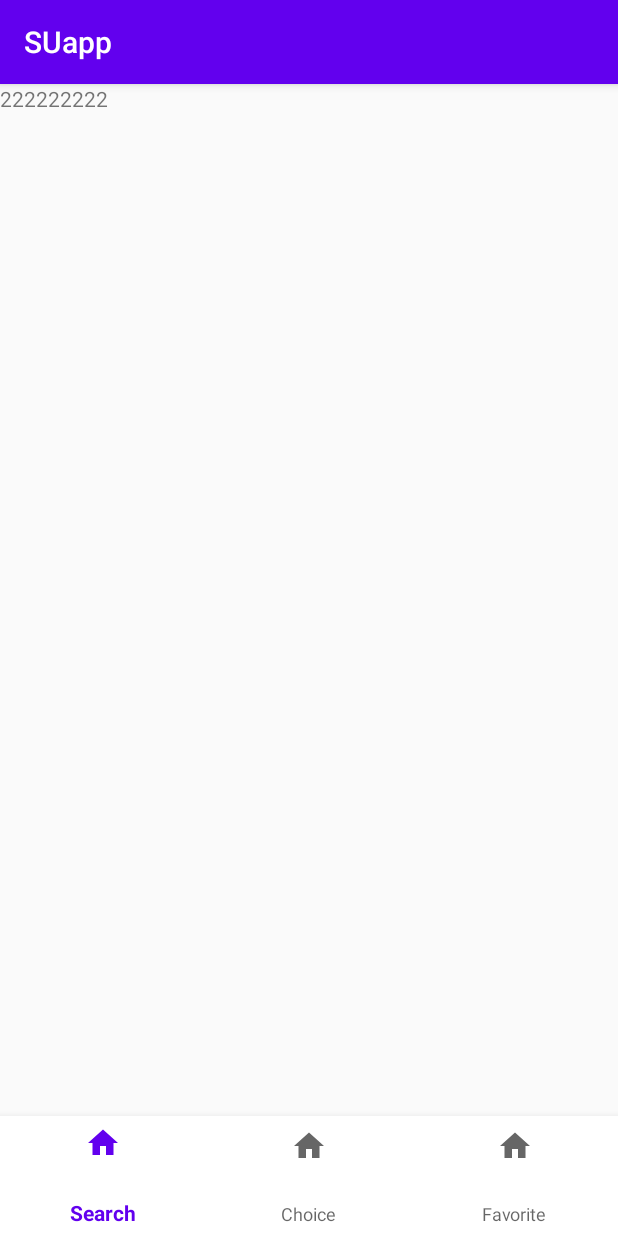
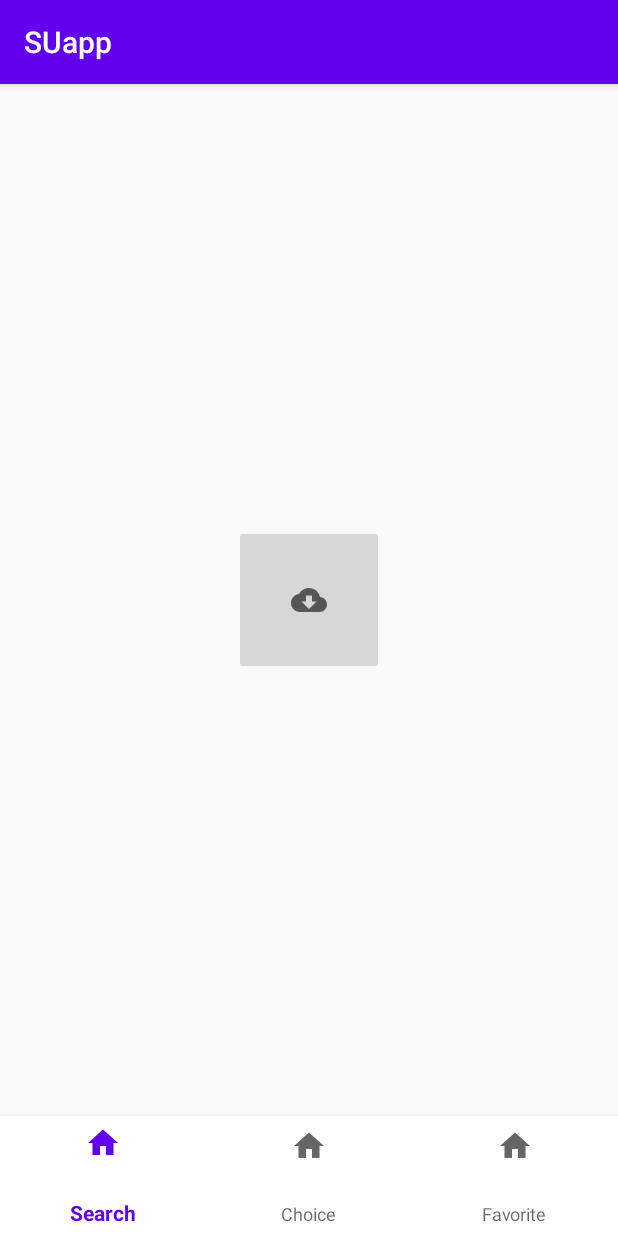
Before and after one commit to chanhee0218/SmartApp, an Android app: the fragment SecondFragment placed in its activity, on a phone screen of 412 x 824 dp. Run offline under Robolectric (Android 15) with nearby library versions, the phone set to English and light mode, and no system bars; libraries missing offline, so code that uses them is left out: com.yongbeam.y_photopicker, gun0912.tedbottompicker.

Commit message:
5th commit

```diff
--- a/app/build.gradle
+++ b/app/build.gradle
@@ -30,6 +30,7 @@
     implementation 'androidx.legacy:legacy-support-v4:1.0.0'
     implementation 'gun0912.ted:tedbottompicker:1.0.4'
     implementation 'com.github.yongbeam:Android-Y-PhotoPicker:1.0.0'
+    implementation 'com.squareup.retrofit2:retrofit:2.4.0'
     testImplementation 'junit:junit:4.12'
     androidTestImplementation 'androidx.test.ext:junit:1.1.2'
     androidTestImplementation 'androidx.test.espresso:espresso-core:3.3.0'
--- a/app/src/main/AndroidManifest.xml
+++ b/app/src/main/AndroidManifest.xml
@@ -4,6 +4,8 @@
     <uses-permission android:name="android.permission.WRITE_EXTERNAL_STORAGE"/>
     <uses-permission android:name="android.permission.READ_EXTERNAL_STORAGE"/>
     <uses-permission android:name="android.permission.CAMERA" />
+    <uses-permission android:name="android.permission.INTERNET"/>
+    <uses-permission android:name="android.permission.WAKE_LOCK"/>
     <uses-feature android:name="android.hardware.camera" />
 
 
--- a/app/src/main/java/com/example/suapp/FirstFragment.java
+++ b/app/src/main/java/com/example/suapp/FirstFragment.java
@@ -2,15 +2,19 @@
 
 import android.content.Context;
 import android.content.Intent;
+import android.content.res.AssetFileDescriptor;
 import android.graphics.Bitmap;
 import android.graphics.BitmapFactory;
 import android.media.MediaPlayer;
+import android.net.Uri;
 import android.os.Bundle;
 
 import androidx.annotation.Nullable;
 import androidx.core.content.ContextCompat;
 import androidx.fragment.app.Fragment;
 
+import android.os.StrictMode;
+import android.os.StrictMode.ThreadPolicy.Builder;
 import android.view.LayoutInflater;
 import android.view.View;
 import android.view.ViewGroup;
@@ -18,10 +22,14 @@
 import android.widget.ImageView;
 import android.widget.Toast;
 
+import java.io.ByteArrayOutputStream;
+import java.io.File;
 import java.io.FileNotFoundException;
 import java.io.IOException;
 import java.io.InputStream;
 import java.util.zip.Inflater;
+
+import okhttp3.OkHttpClient;
 
 import static android.app.Activity.RESULT_CANCELED;
 import static android.app.Activity.RESULT_OK;
@@ -30,8 +38,8 @@
     private static final int REQUEST_CODE=0;
     ImageView imageView;
     MediaPlayer mediaPlayer;
-
-    Button button,ttsbtn;
+    Bitmap bitmap,sendbit;
+    Button button,imgsendbtn;
 
     public FirstFragment() {
         // Required empty public constructor
@@ -49,9 +57,9 @@
             if(resultCode==RESULT_OK){
                 try{
                     InputStream inputStream=getActivity().getContentResolver().openInputStream(data.getData());
-                    Bitmap image= BitmapFactory.decodeStream(inputStream);
+                    bitmap= BitmapFactory.decodeStream(inputStream);
                     inputStream.close();
-                    imageView.setImageBitmap(image);
+                    imageView.setImageBitmap(bitmap);
 
                 } catch (FileNotFoundException e) {
                     e.printStackTrace();
@@ -62,6 +70,7 @@
             else if(resultCode==RESULT_CANCELED){
                 Toast.makeText(getActivity(), "이미지 선택 취소", Toast.LENGTH_SHORT).show();
             }
+
         }
         super.onActivityResult(requestCode, resultCode, data);
     }
@@ -69,15 +78,28 @@
     @Override
     public View onCreateView(LayoutInflater inflater, ViewGroup container,
                              Bundle savedInstanceState) {
+
+
         View view=inflater.inflate(R.layout.fragment_first, container, false);
+        imgsendbtn=view.findViewById(R.id.upload);
         button=view.findViewById(R.id.button_fra);
         imageView=view.findViewById(R.id.img_fra1);
-        ttsbtn=view.findViewById(R.id.tts);
-        ttsbtn.setOnClickListener(new View.OnClickListener() {
+
+        button.setOnClickListener(new View.OnClickListener() {
             @Override
             public void onClick(View v) {
+                Intent intent=new Intent();
+                intent.setType("image/*");
+                intent.setAction(Intent.ACTION_GET_CONTENT);
+                startActivityForResult(intent,REQUEST_CODE);
+            }
+        });
+        imgsendbtn.setOnClickListener(new View.OnClickListener() {
+            @Override
+            public void onClick(View v) {
+
                 Context context=v.getContext();
-                mediaPlayer=MediaPlayer.create(context,R.raw.extts);
+                mediaPlayer=MediaPlayer.create(context,R.raw.uploadtts);
                 mediaPlayer.start();
                 mediaPlayer.setOnCompletionListener(new MediaPlayer.OnCompletionListener() {
                     @Override
@@ -88,15 +110,6 @@
                 });
             }
         });
-        button.setOnClickListener(new View.OnClickListener() {
-            @Override
-            public void onClick(View v) {
-                Intent intent=new Intent();
-                intent.setType("image/*");
-                intent.setAction(Intent.ACTION_GET_CONTENT);
-                startActivityForResult(intent,REQUEST_CODE);
-            }
-        });
         return view;
 
     }
--- a/app/src/main/java/com/example/suapp/SecondFragment.java
+++ b/app/src/main/java/com/example/suapp/SecondFragment.java
@@ -1,5 +1,7 @@
 package com.example.suapp;
 
+import android.content.Context;
+import android.media.MediaPlayer;
 import android.os.Bundle;
 
 import androidx.fragment.app.Fragment;
@@ -7,12 +9,23 @@
 import android.view.LayoutInflater;
 import android.view.View;
 import android.view.ViewGroup;
+import android.widget.ImageButton;
+import android.widget.ProgressBar;
+
+import java.io.File;
 
 public class SecondFragment extends Fragment {
+    private ProgressBar progressBar;
+    static final int PERMISSION_REQUEST_CODE=1;
+    private File outputfile,path;
+    MediaPlayer player;
+    ImageButton imageButton;
 
     public SecondFragment() {
         // Required empty public constructor
     }
+
+
 
     @Override
     public void onCreate(Bundle savedInstanceState) {
@@ -22,7 +35,18 @@
     @Override
     public View onCreateView(LayoutInflater inflater, ViewGroup container,
                              Bundle savedInstanceState) {
-        // Inflate the layout for this fragment
-        return inflater.inflate(R.layout.fragment_second, container, false);
-    }
+        View view= inflater.inflate(R.layout.fragment_second, container, false);
+        imageButton=view.findViewById(R.id.imgbutton);
+        imageButton.setOnClickListener(new View.OnClickListener() {
+
+            @Override
+            public void onClick(View v) {
+                Context context=v.getContext();
+                player = MediaPlayer.create(context, R.raw.noticedownload);
+                player.start();
+            }
+        });
+        return view;
+
+        }
 }
--- /dev/null
+++ b/app/src/main/res/drawable/ic_baseline_cloud_download_24.xml
@@ -0,0 +1,10 @@
+<vector xmlns:android="http://schemas.android.com/apk/res/android"
+    android:width="24dp"
+    android:height="24dp"
+    android:viewportWidth="24"
+    android:viewportHeight="24"
+    android:tint="?attr/colorControlNormal">
+  <path
+      android:fillColor="@android:color/white"
+      android:pathData="M19.35,10.04C18.67,6.59 15.64,4 12,4 9.11,4 6.6,5.64 5.35,8.04 2.34,8.36 0,10.91 0,14c0,3.31 2.69,6 6,6h13c2.76,0 5,-2.24 5,-5 0,-2.64 -2.05,-4.78 -4.65,-4.96zM17,13l-5,5 -5,-5h3V9h4v4h3z"/>
+</vector>
--- a/app/src/main/res/layout/fragment_second.xml
+++ b/app/src/main/res/layout/fragment_second.xml
@@ -1,15 +1,20 @@
 <?xml version="1.0" encoding="utf-8"?>
-<FrameLayout xmlns:android="http://schemas.android.com/apk/res/android"
+<androidx.constraintlayout.widget.ConstraintLayout xmlns:android="http://schemas.android.com/apk/res/android"
     xmlns:tools="http://schemas.android.com/tools"
     android:layout_width="match_parent"
     android:layout_height="match_parent"
+    xmlns:app="http://schemas.android.com/apk/res-auto"
     tools:context=".SecondFragment">
 
     <!-- TODO: Update blank fragment layout -->
-    <TextView
-        android:layout_width="match_parent"
-        android:layout_height="match_parent"
+    <ImageButton
+        android:layout_width="100dp"
+        android:layout_height="100dp"
+        app:layout_constraintLeft_toLeftOf="parent"
+        app:layout_constraintRight_toRightOf="parent"
+        app:layout_constraintTop_toTopOf="parent"
+        app:layout_constraintBottom_toBottomOf="parent"
+        android:src="@drawable/ic_baseline_cloud_download_24"
+        android:id="@+id/imgbutton"/>
 
-        android:text="222222222"/>
-
-</FrameLayout>
+</androidx.constraintlayout.widget.ConstraintLayout>
```
Also changed, not shown: app/src/main/res/layout/fragment_first.xml (+0 -10 lines).
